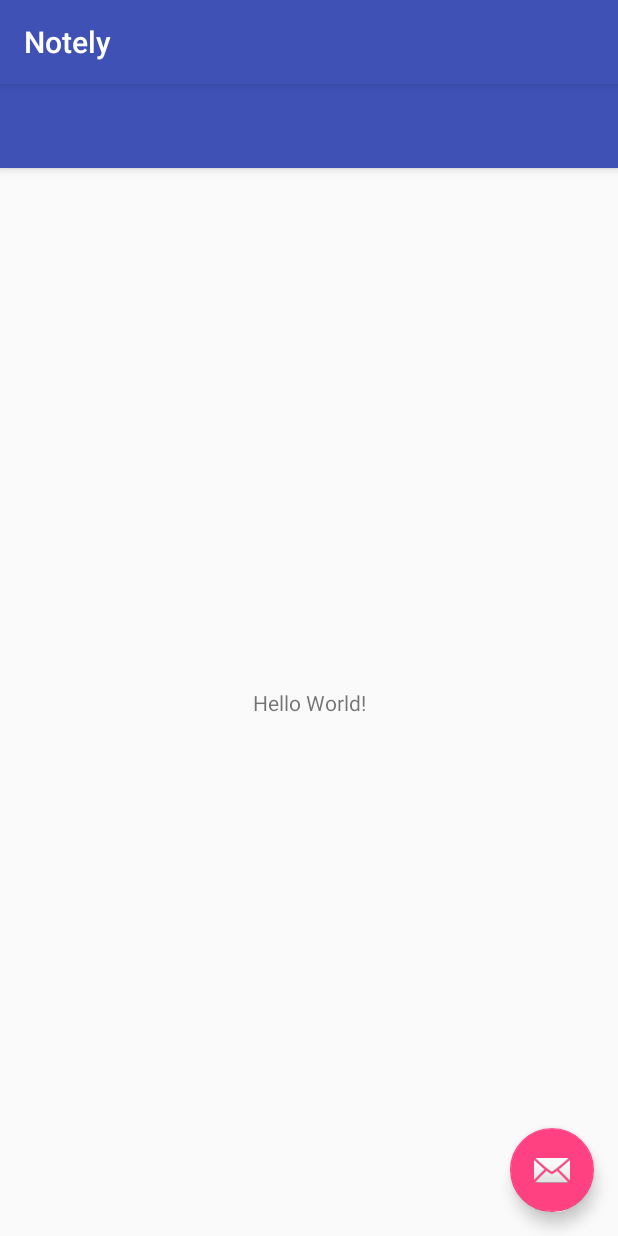
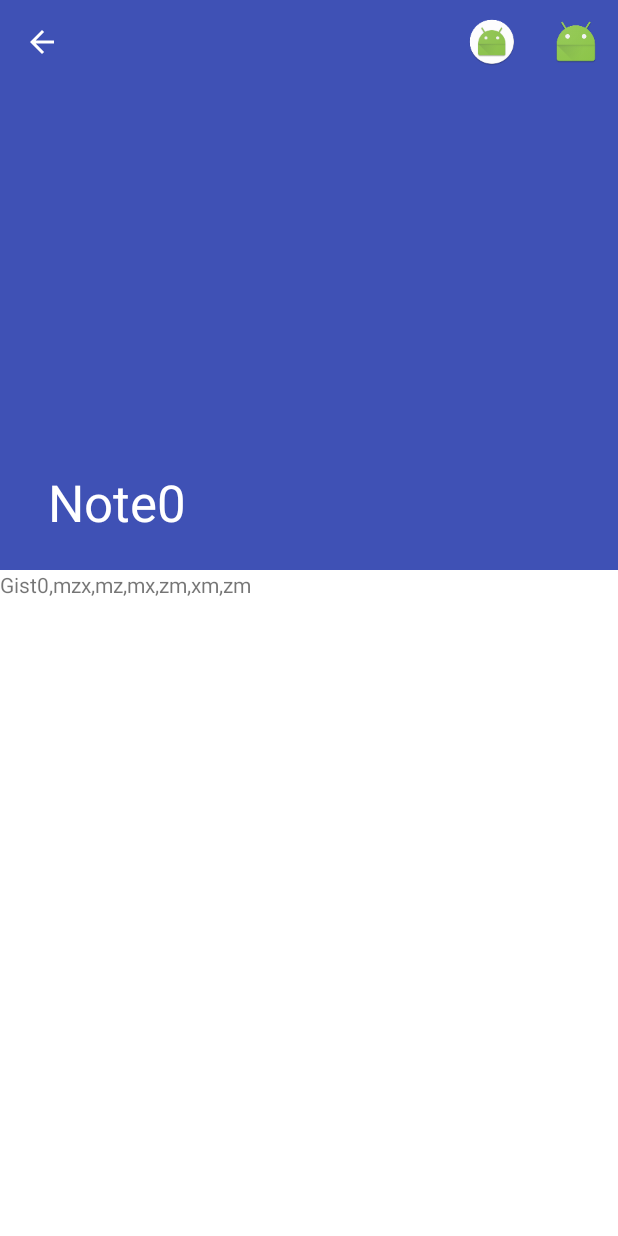
Before and after one commit to rohitksingh/Demo-Asign, an Android app: the screen it shows after launch (NotelyDetailActivity), after a tap on an icon or button, on a phone screen of 412 x 824 dp. Run offline under Robolectric (Android 15) with nearby library versions, the phone set to English and light mode, and no system bars; 1 other tap on this screen came first.

Commit message:
DetailActivity added with coordinator layout

```diff
--- a/Notely/app/src/main/AndroidManifest.xml
+++ b/Notely/app/src/main/AndroidManifest.xml
@@ -18,7 +18,9 @@
             android:theme="@style/AppTheme.NoActionBar"
             />
         <activity android:name=".Activities.AddNewNoteActivity"/>
-        <activity android:name=".Activities.NotelyDetailActivity"/>
+        <activity android:name=".Activities.NotelyDetailActivity"
+            android:theme="@style/AppTheme.NoActionBar"
+            />
         <activity android:name=".Activities.NotelySplashActivity">
             <intent-filter>
                 <action android:name="android.intent.action.MAIN" />
--- a/Notely/app/src/main/java/rohksin/com/notely/Activities/NotelyDetailActivity.java
+++ b/Notely/app/src/main/java/rohksin/com/notely/Activities/NotelyDetailActivity.java
@@ -1,8 +1,16 @@
 package rohksin.com.notely.Activities;
 
+import android.content.Intent;
 import android.os.Bundle;
+import android.support.design.widget.CollapsingToolbarLayout;
 import android.support.v7.app.AppCompatActivity;
+import android.support.v7.widget.Toolbar;
 import android.util.Log;
+import android.view.Gravity;
+import android.view.Menu;
+import android.view.MenuItem;
+import android.widget.TextView;
+import android.widget.Toast;
 
 import rohksin.com.notely.Adapters.NotelyListAdapter;
 import rohksin.com.notely.Models.Note;
@@ -14,14 +22,60 @@ import rohksin.com.notely.R;
 
 public class NotelyDetailActivity extends AppCompatActivity {
 
+    private CollapsingToolbarLayout collapsingToolbarLayout;
+    private Toolbar toolbar;
+    private TextView gist;
+
     @Override
     public void onCreate(Bundle savedInstanceState)
     {
         super.onCreate(savedInstanceState);
         setContentView(R.layout.notely_detail_actiivty);
 
+        toolbar = (Toolbar)findViewById(R.id.toolbar);
+        setSupportActionBar(toolbar);
+
+
+        getSupportActionBar().setDisplayHomeAsUpEnabled(true);
+        getSupportActionBar().setDisplayShowHomeEnabled(true);
+
+
+        gist = (TextView)findViewById(R.id.mainGist);
+
+        collapsingToolbarLayout = (CollapsingToolbarLayout)findViewById(R.id.title);
         Note note = (Note)getIntent().getSerializableExtra(NotelyListAdapter.LIST_NOTE);
-
+        collapsingToolbarLayout.setTitle(note.getTitle());
+        gist.setText(note.getGist()+",mzx,mz,mx,zm,xm,zm");
         Log.d("NOTE", note.toString());
     }
+
+
+
+    @Override
+    public boolean onCreateOptionsMenu(Menu menu)
+    {
+        getMenuInflater().inflate(R.menu.notely_menu,menu);
+        return true;
+    }
+
+    @Override
+    public boolean onOptionsItemSelected(MenuItem item)
+    {
+
+        int id = item.getItemId();
+
+
+        if(id == android.R.id.home)
+        {
+            onBackPressed();
+        }
+
+        return super.onOptionsItemSelected(item);
+    }
+
+
+
+
+
+
 }
--- a/Notely/app/src/main/res/layout/notely_detail_actiivty.xml
+++ b/Notely/app/src/main/res/layout/notely_detail_actiivty.xml
@@ -1,33 +1,52 @@
 <?xml version="1.0" encoding="utf-8"?>
-<android.support.design.widget.CoordinatorLayout xmlns:android="http://schemas.android.com/apk/res/android"
+<android.support.design.widget.CoordinatorLayout
+    xmlns:android="http://schemas.android.com/apk/res/android"
     xmlns:app="http://schemas.android.com/apk/res-auto"
-    xmlns:tools="http://schemas.android.com/tools"
     android:layout_width="match_parent"
     android:layout_height="match_parent"
-    tools:context="rohksin.com.notely.MainActivity">
+    android:background="@android:color/background_light"
+    android:fitsSystemWindows="true"
+    android:id="@+id/parent"
+    >
 
     <android.support.design.widget.AppBarLayout
+        android:id="@+id/appbar"
         android:layout_width="match_parent"
-        android:layout_height="wrap_content"
-        android:theme="@style/AppTheme.AppBarOverlay">
+        android:layout_height="380dp"
+        android:theme="@style/ThemeOverlay.AppCompat.Dark.ActionBar"
+        android:fitsSystemWindows="true"
+        >
 
-        <android.support.v7.widget.Toolbar
-            android:id="@+id/toolbar"
+        <android.support.design.widget.CollapsingToolbarLayout
+            android:id="@+id/title"
             android:layout_width="match_parent"
-            android:layout_height="?attr/actionBarSize"
-            android:background="?attr/colorPrimary"
-            app:popupTheme="@style/AppTheme.PopupOverlay" />
+            android:layout_height="match_parent"
+            app:layout_scrollFlags="scroll|exitUntilCollapsed"
+            android:fitsSystemWindows="true"
+            app:contentScrim="?attr/colorPrimary"
+            app:title="And there was none"
+            >
 
+            <android.support.v7.widget.Toolbar
+                android:id="@+id/toolbar"
+                android:layout_width="match_parent"
+                android:layout_height="?attr/actionBarSize"
+                app:popupTheme="@style/ThemeOverlay.AppCompat.Light"
+                app:layout_collapseMode="pin"
+                />
+        </android.support.design.widget.CollapsingToolbarLayout>
     </android.support.design.widget.AppBarLayout>
 
-    <include layout="@layout/content_main" />
+    <android.support.v4.widget.NestedScrollView
+        android:layout_width="match_parent"
+        android:layout_height="match_parent"
+        app:layout_behavior="@string/appbar_scrolling_view_behavior"
+        >
+       <TextView
+           android:id="@+id/mainGist"
+           android:layout_width="match_parent"
+           android:layout_height="wrap_content" />
+    </android.support.v4.widget.NestedScrollView>
 
-    <android.support.design.widget.FloatingActionButton
-        android:id="@+id/fab"
-        android:layout_width="wrap_content"
-        android:layout_height="wrap_content"
-        android:layout_gravity="bottom|end"
-        android:layout_margin="@dimen/fab_margin"
-        app:srcCompat="@android:drawable/ic_dialog_email" />
 
 </android.support.design.widget.CoordinatorLayout>
```
